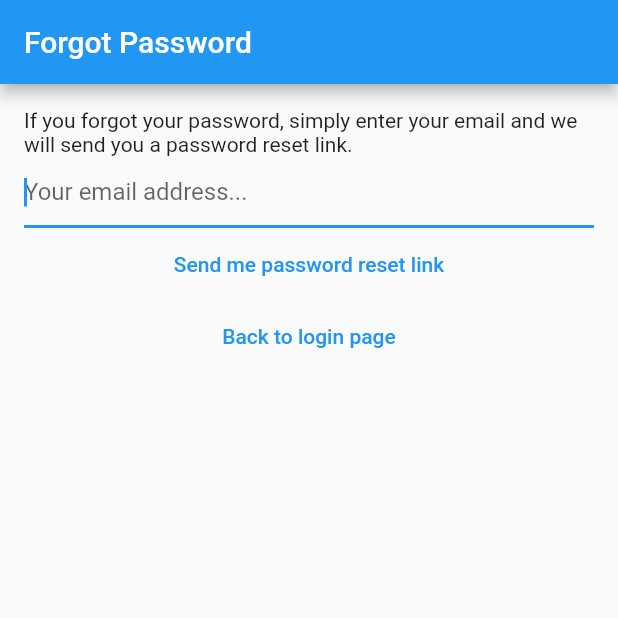
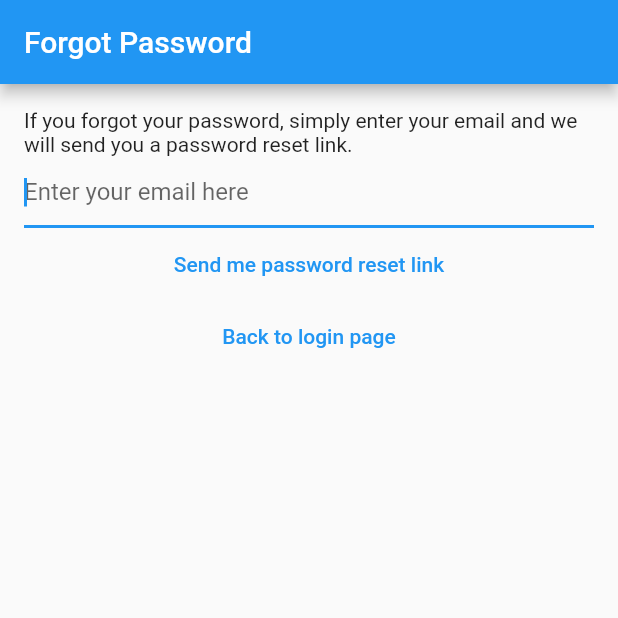
Before and after one commit to behnamrhp/flutter-note-app, a Flutter app: the screen it shows after launch, after a tap on "I forgot my password", on a phone screen of 412 x 824 dp, the top half of it. Run offline on Flutter 3.47's test engine with Material 2 defaults, Android fonts, the phone set to English and light mode, and no system bars; our stand-ins replace bloc, cloud_firestore, equatable, firebase_auth, firebase_core, flutter_bloc and 2 more; accounts and stored records are empty; generated files the repository leaves out were written again; network calls fail.

Commit message:
[FEAT]: add l10n for en, sv and fa

```diff
--- a/lib/l10n/intl_sv.arb
+++ b/lib/l10n/intl_sv.arb
@@ -48,6 +48,7 @@
 
     "verify_email_view_prompt": "Vi har skickat ett mejl till ditt mejladdress. Du behöver trycka på länken i mejlet för att verifiera ditt mejladdress. Om du inte har redan fått mejlet efter en stund, tryck på knappen nedan för att skicka ett till mejl!",
     "verify_email_send_email_verification": "Skicka verifieringsmejlet igen",
+    "please_wait": "Please Wait...",
 
     "notes_title": "{count, plural, =0{Inga antäckningar än} =1{1 antäckning} other{{count} antäckningar}}",
     "@notes_title": {
--- a/lib/main.dart
+++ b/lib/main.dart
@@ -5,10 +5,13 @@ import 'package:dart/services/auth/bloc/auth_bloc.dart';
 import 'package:dart/services/auth/firebase_auth_provider.dart';
 import 'package:flutter/material.dart';
 import 'package:flutter_bloc/flutter_bloc.dart';
+import 'package:flutter_gen/gen_l10n/app_localizations.dart';
 
 void main() {
   WidgetsFlutterBinding.ensureInitialized();
   runApp(MaterialApp(
+    supportedLocales: AppLocalizations.supportedLocales,
+    localizationsDelegates: AppLocalizations.localizationsDelegates,
     title: 'My note',
     theme: ThemeData(primarySwatch: Colors.blue),
     home: BlocProvider(
--- a/lib/pages/forgot_password_page.dart
+++ b/lib/pages/forgot_password_page.dart
@@ -1,5 +1,6 @@
 // ignore_for_file: use_build_context_synchronously
 
+import 'package:dart/extensions/buildcontext/loc.dart';
 import 'package:dart/services/auth/bloc/auth_bloc.dart';
 import 'package:dart/services/auth/bloc/auth_event.dart';
 import 'package:dart/services/auth/bloc/auth_state.dart';
@@ -42,27 +43,30 @@ class _ForgotPasswordPageState extends State<ForgotPasswordPage> {
         }
 
         if (state.exception != null) {
-          await showErrorDialog(context,
-              'We could not process your request. Please make sure that you are a registered user, or if not, register a user now by going back one step.');
+          await showErrorDialog(
+            context,
+            context.loc.forgot_password_view_generic_error,
+          );
         }
       },
       child: Scaffold(
         appBar: AppBar(
-          title: const Text('Forgot Password'),
+          title: Text(context.loc.forgot_password),
         ),
         body: Padding(
           padding: const EdgeInsets.all(16.0),
           child: Column(
             children: [
-              const Text(
-                  'If you forgot your password, simply enter your email and we will send you a password reset link.'),
+              Text(
+                context.loc.forgot_password_view_prompt,
+              ),
               TextField(
                 autofocus: true,
                 autocorrect: false,
                 keyboardType: TextInputType.emailAddress,
                 controller: _controller,
-                decoration: const InputDecoration(
-                  hintText: 'Your email address...',
+                decoration: InputDecoration(
+                  hintText: context.loc.email_text_field_placeholder,
                 ),
               ),
               TextButton(
@@ -73,7 +77,9 @@ class _ForgotPasswordPageState extends State<ForgotPasswordPage> {
                         AuthEventForgotPassword(email: email),
                       );
                 },
-                child: const Text('Send me password reset link'),
+                child: Text(
+                  context.loc.forgot_password_view_send_me_link,
+                ),
               ),
               TextButton(
                   onPressed: () {
@@ -81,7 +87,9 @@ class _ForgotPasswordPageState extends State<ForgotPasswordPage> {
                           const AuthEventLogOut(),
                         );
                   },
-                  child: const Text('Back to login page')),
+                  child: Text(
+                    context.loc.forgot_password_view_back_to_login,
+                  )),
             ],
           ),
         ),
--- a/lib/pages/home_page.dart
+++ b/lib/pages/home_page.dart
@@ -1,3 +1,4 @@
+import 'package:dart/extensions/buildcontext/loc.dart';
 import 'package:dart/pages/forgot_password_page.dart';
 import 'package:dart/pages/login_page.dart';
 import 'package:dart/pages/notes/notes_view.dart';
@@ -22,7 +23,7 @@ class HomePage extends StatelessWidget {
         if (state.isLoading) {
           return LoadingScreen().show(
             context: context,
-            text: state.loadingText ?? 'Please wait a moment',
+            text: state.loadingText ?? context.loc.please_wait,
           );
         }
         LoadingScreen().hide();
--- a/lib/pages/login_page.dart
+++ b/lib/pages/login_page.dart
@@ -1,3 +1,4 @@
+import 'package:dart/extensions/buildcontext/loc.dart';
 import 'package:dart/services/auth/auth_exception.dart';
 import 'package:dart/services/auth/bloc/auth_bloc.dart';
 import 'package:dart/services/auth/bloc/auth_event.dart';
@@ -41,45 +42,45 @@ class _LoginPageState extends State<LoginPage> {
         if (state.exception is UserNotFoundAuthException) {
           await showErrorDialog(
             context,
-            'User not found',
+            context.loc.login_error_cannot_find_user,
           );
         } else if (state.exception is UserNotFoundAuthException) {
           await showErrorDialog(
             context,
-            'Cannot find a user with the entered credentials!',
+            context.loc.login_error_cannot_find_user,
           );
         } else if (state.exception is WrongPasswordAuthException) {
           await showErrorDialog(
             context,
-            'Wrong credentials',
+            context.loc.login_error_wrong_credentials,
           );
         } else if (state.exception is GenericAuthException) {
           await showErrorDialog(
             context,
-            'Authentication error',
+            context.loc.login_error_auth_error,
           );
         }
       },
       child: Scaffold(
-        appBar: AppBar(title: const Text('Login')),
+        appBar: AppBar(title: Text(context.loc.login)),
         body: Padding(
           padding: const EdgeInsets.all(16.0),
           child: Column(
             children: [
-              const Text(
-                  'Please log in to your account in order to interact with and create notes!'),
+              Text(context.loc.login_view_prompt),
               TextField(
                 controller: _email,
                 keyboardType: TextInputType.emailAddress,
-                decoration: const InputDecoration(hintText: 'Enter your email'),
+                decoration: InputDecoration(
+                    hintText: context.loc.email_text_field_placeholder),
               ),
               TextField(
                 controller: _password,
                 autocorrect: false,
                 obscureText: true,
                 enableSuggestions: false,
-                decoration:
-                    const InputDecoration(hintText: 'Enter your password'),
+                decoration: InputDecoration(
+                    hintText: context.loc.password_text_field_placeholder),
               ),
               TextButton(
                 onPressed: () async {
@@ -88,13 +89,15 @@ class _LoginPageState extends State<LoginPage> {
 
                   context.read<AuthBloc>().add(AuthEventLogIn(email, password));
                 },
-                child: const Text('Login'),
+                child: Text(context.loc.login),
               ),
               TextButton(
                 onPressed: () {
                   context.read<AuthBloc>().add(const AuthEventForgotPassword());
                 },
-                child: const Text('I forgot my password'),
+                child: Text(
+                  context.loc.login_view_forgot_password,
+                ),
               ),
               TextButton(
                   onPressed: () {
@@ -102,8 +105,9 @@ class _LoginPageState extends State<LoginPage> {
                           const AuthEventShouldRegister(),
                         );
                   },
-                  child:
-                      const Text('haven\'t register yet?! go for registration'))
+                  child: Text(
+                    context.loc.login_view_not_registered_yet,
+                  ))
             ],
           ),
         ),
--- a/lib/utils/dialogs/show_error_dialog.dart
+++ b/lib/utils/dialogs/show_error_dialog.dart
@@ -1,12 +1,13 @@
+import 'package:dart/extensions/buildcontext/loc.dart';
 import 'package:dart/utils/dialogs/generic_dialog.dart';
 import 'package:flutter/material.dart';
 
 Future<void> showErrorDialog(BuildContext context, String message) {
   return shownGenericDialog(
       context: context,
-      title: 'Error',
+      title: context.loc.generic_error_prompt,
       content: message,
       optionsBuilder: () => {
-            'OK': null,
+            context.loc.ok: null,
           });
 }
```
Also changed, not shown: lib/extensions/buildcontext/loc.dart (added, +7 -0 lines), lib/l10n/intl_en.arb (+41 -41 lines), lib/l10n/intl_fa.arb (added, +62 -0 lines), lib/pages/notes/create_update_note_page.dart (+6 -3 lines), lib/pages/notes/notes_view.dart (+15 -3 lines), lib/pages/register.dart (+19 -11 lines), lib/pages/verify_email.dart (+14 -7 lines), lib/utils/dialogs/cannot_share_empty_note_dialog.dart (+4 -3 lines), lib/utils/dialogs/delete_dialog.dart (+5 -4 lines), lib/utils/dialogs/logout_dialog.dart (+5 -4 lines), lib/utils/dialogs/password_reset_email_sent_dialog.dart (+4 -4 lines), 1 other file.
